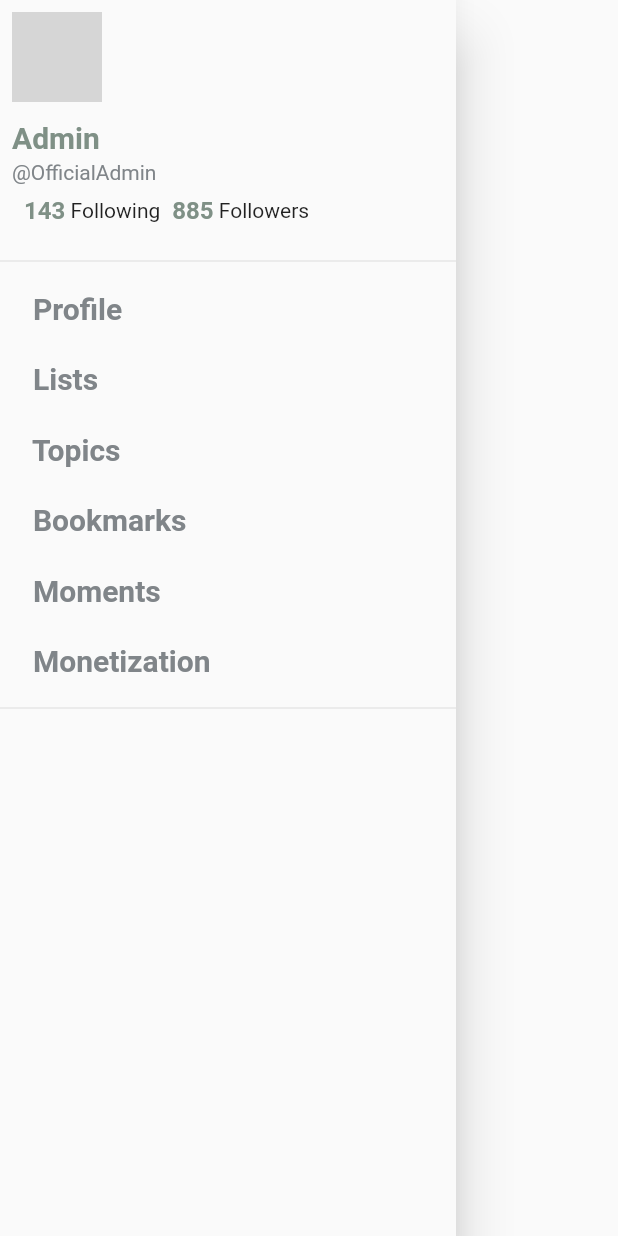
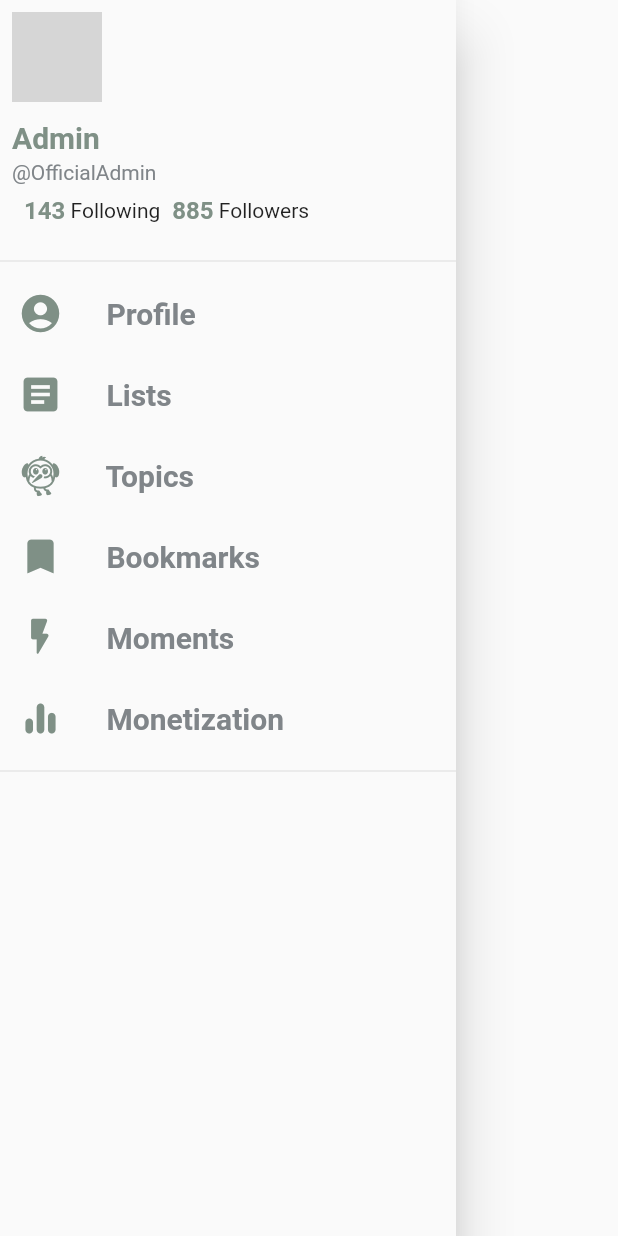
Before and after one commit to daPiang/definitely-not-twitter, a Flutter app: the ProfileDrawer widget shown alone on an empty page, opened directly, on a phone screen of 412 x 824 dp. Run offline on Flutter 3.47's test engine with Material 2 defaults, Android fonts, the phone set to English and light mode, and no system bars; network calls fail; grey boxes are pictures that could not be loaded.

Commit message:
Adjust icons size and color

```diff
--- a/lib/dashboard_sections/drawer_options.dart
+++ b/lib/dashboard_sections/drawer_options.dart
@@ -6,12 +6,16 @@ class DrawerOptions extends StatelessWidget {
   final Icon icon;
   final String label;
 
-  const DrawerOptions({Key? key, required this.icon, required this.label}) : super(key: key);
+  const DrawerOptions({Key? key, required this.icon , required this.label}) : super(key: key);
 
   @override
   Widget build(BuildContext context) {
     return Row(
-      children: [
+      children: <Widget>[
+        Padding(
+          padding: const EdgeInsets.all(12.0),
+          child: icon,
+        ),
         Padding(
           padding: const EdgeInsets.all(12.0),
           child: Text(label, style: TextStyle(
--- a/lib/dashboard_sections/profiledrawer.dart
+++ b/lib/dashboard_sections/profiledrawer.dart
@@ -22,28 +22,28 @@ class ProfileDrawer extends StatelessWidget {
             Divider(),
             DrawerOptions(icon: Icon(Icons.account_circle,
                           color: Palette.olive,
-                          size: 40),
-                          label: "  Profile"),
+                          size: 30),
+                          label: " Profile"),
             DrawerOptions(icon: Icon(Icons.article,
                           color: Palette.olive,
-                          size: 40),
-                          label: "  Lists"),
+                          size: 30),
+                          label: " Lists"),
             DrawerOptions(icon: Icon(Icons.flutter_dash_rounded,
                           color: Palette.olive,
-                          size: 40),
-                          label: "  Topics"),
+                          size: 30),
+                          label: " Topics"),
             DrawerOptions(icon: Icon(Icons.bookmark_outlined,
                           color: Palette.olive,
-                          size: 40,),
-                          label: "  Bookmarks"),
+                          size: 30,),
+                          label: " Bookmarks"),
             DrawerOptions(icon: Icon(Icons.flash_on_rounded,
                           color: Palette.olive,
-                          size: 40,),
-                          label: "  Moments"),
+                          size: 30,),
+                          label: " Moments"),
             DrawerOptions(icon: Icon(Icons.equalizer_rounded,
                           color: Palette.olive,
-                          size: 40,),
-                          label: "  Monetization"),
+                          size: 30,),
+                          label: " Monetization"),
             Divider(),
           ]
         )
```
